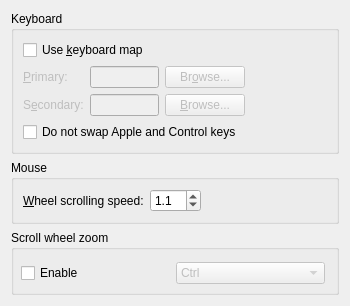
The window that src/frontends/qt4/ui/PrefInputUi.ui (cburschka/lyx) describes before a commit, drawn with Qt 5.
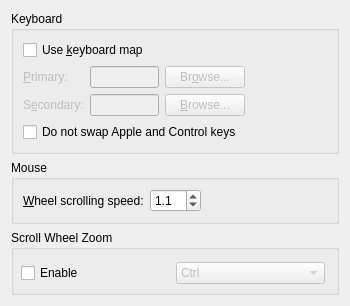
The same window after the commit.

```diff
--- a/src/frontends/qt4/ui/PrefInputUi.ui
+++ b/src/frontends/qt4/ui/PrefInputUi.ui
@@ -200,7 +200,7 @@
       </size>
      </property>
      <property name="title">
-      <string>Scroll wheel zoom</string>
+      <string>Scroll Wheel Zoom</string>
      </property>
      <property name="alignment">
       <set>Qt::AlignLeading|Qt::AlignLeft|Qt::AlignTop</set>
```
